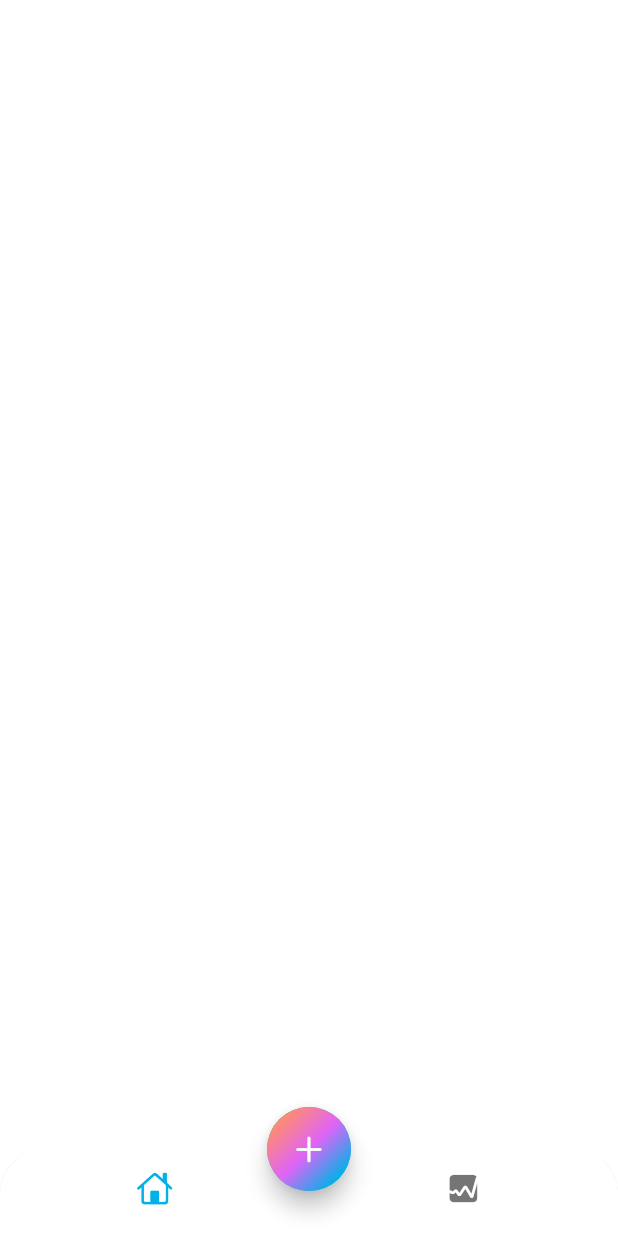
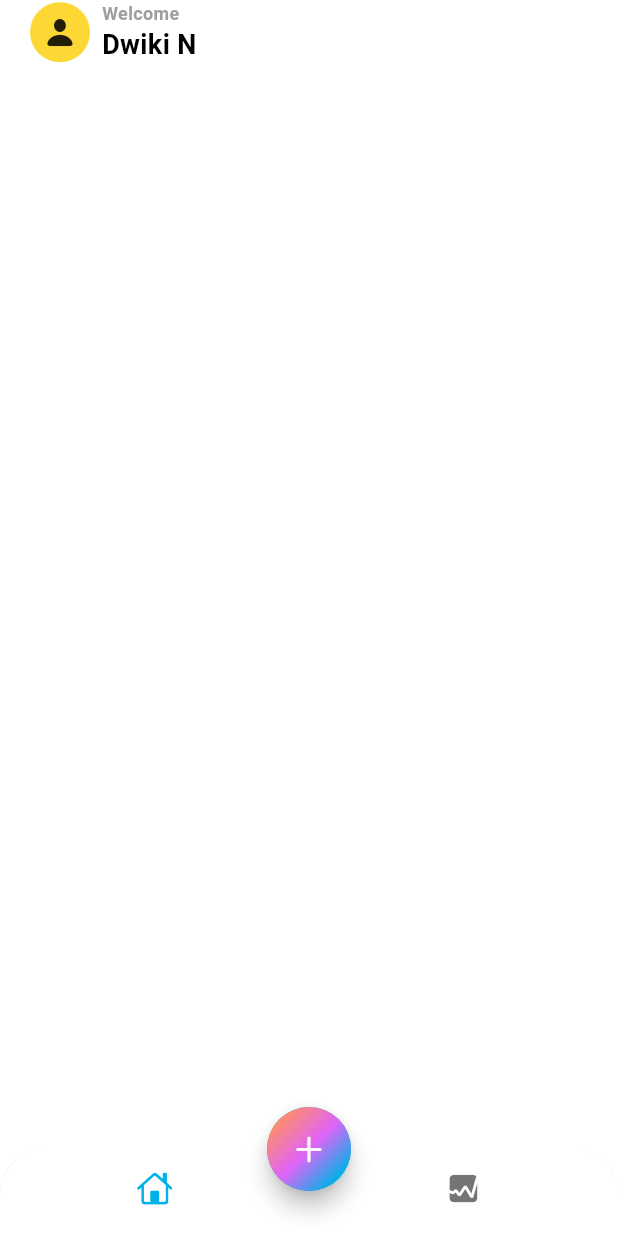
Before and after one commit to dikadwiki/my_first_app, a Flutter app: the screen it shows after launch, on a phone screen of 412 x 824 dp. Run offline on Flutter 3.47's test engine with Material 3 defaults, Android fonts, the phone set to English and light mode, and no system bars.

Commit message:
Add Main_screen

```diff
--- a/lib/app_view.dart
+++ b/lib/app_view.dart
@@ -16,6 +16,7 @@ class MyAppView extends StatelessWidget {
           primary: const Color(0xFF00B2E7),
           secondary: const Color(0xFFE064F7),
           tertiary: const Color(0xFFFF8D6C),
+          outline: Colors.grey,
         ),
       ),
       home: HomeScreen(),
--- a/lib/screens/home/views/home_screen.dart
+++ b/lib/screens/home/views/home_screen.dart
@@ -1,5 +1,6 @@
 import 'dart:math';
 
+import 'package:expenses_tracker/screens/home/views/main_screen.dart';
 import 'package:flutter/cupertino.dart';
 import 'package:flutter/material.dart';
 
@@ -9,7 +10,7 @@ class HomeScreen extends StatelessWidget {
   @override
   Widget build(BuildContext context) {
     return Scaffold(
-      appBar: AppBar(),
+      // appBar: AppBar(),
       bottomNavigationBar: ClipRRect(
         borderRadius: const BorderRadius.vertical(top: Radius.circular(30)),
         child: BottomNavigationBar(
@@ -45,6 +46,7 @@ class HomeScreen extends StatelessWidget {
             ),
             child: const Icon(CupertinoIcons.add)),
       ),
+      body: const MainScreen(),
     );
   }
 }
--- /dev/null
+++ b/lib/screens/home/views/main_screen.dart
@@ -0,0 +1,60 @@
+import 'package:flutter/cupertino.dart';
+import 'package:flutter/material.dart';
+
+class MainScreen extends StatelessWidget {
+  const MainScreen({super.key});
+
+  @override
+  Widget build(BuildContext context) {
+    return SafeArea(
+      child: Padding(
+        padding: const EdgeInsets.symmetric(horizontal: 20.0),
+        child: Column(
+          children: [
+            Row(
+              children: [
+                Stack(
+                  alignment: Alignment.center,
+                  children: [
+                    Container(
+                      width: 40,
+                      height: 40,
+                      decoration: BoxDecoration(
+                          shape: BoxShape.circle, color: Colors.yellow[600]),
+                    ),
+                    const Icon(
+                      CupertinoIcons.person_fill,
+                    ),
+                  ],
+                ),
+                const SizedBox(
+                  width: 8,
+                ),
+                Column(
+                  crossAxisAlignment: CrossAxisAlignment.start,
+                  children: [
+                    Text(
+                      'Welcome',
+                      style: TextStyle(
+                          fontSize: 12,
+                          fontWeight: FontWeight.w600,
+                          color: Theme.of(context).colorScheme.outline),
+                    ),
+                    Text(
+                      "Dwiki N",
+                      style: TextStyle(
+                        fontSize: 18,
+                        fontWeight: FontWeight.bold,
+                        color: Theme.of(context).colorScheme.onBackground,
+                      ),
+                    ),
+                  ],
+                ),
+              ],
+            )
+          ],
+        ),
+      ),
+    );
+  }
+}
```
